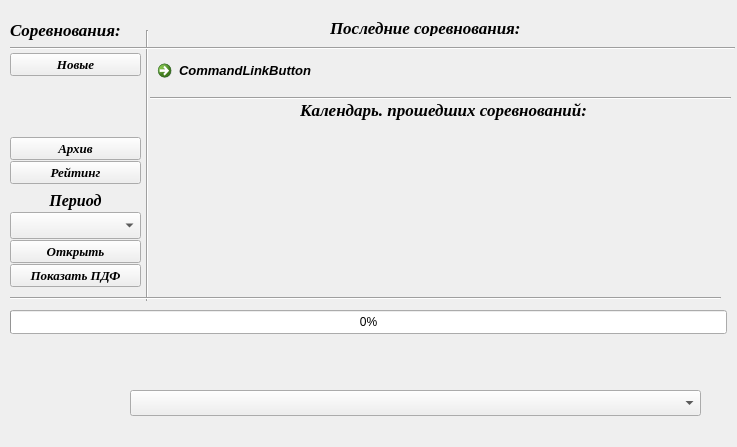
First picture: the form in UI/start_form.ui, repository Kaspar0810/Competitions_TT_team, before the edit.
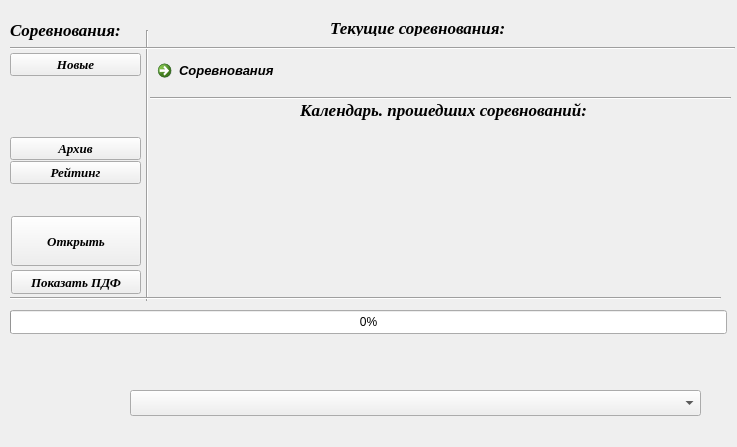
Second picture: the form after the edit.

Diff of the .ui file:
```diff
--- a/UI/start_form.ui
+++ b/UI/start_form.ui
@@ -34,7 +34,7 @@
     </font>
    </property>
    <property name="text">
-    <string>CommandLinkButton</string>
+    <string>Соревнования</string>
    </property>
   </widget>
   <widget class="QComboBox" name="comboBox">
@@ -88,7 +88,7 @@
     </font>
    </property>
    <property name="text">
-    <string>Последние соревнования:</string>
+    <string>Текущие соревнования:</string>
    </property>
   </widget>
   <widget class="QLabel" name="label_2">
@@ -276,93 +276,49 @@
     <enum>Qt::Horizontal</enum>
    </property>
   </widget>
-  <widget class="QWidget" name="layoutWidget">
+  <widget class="QPushButton" name="Button_view_pdf">
    <property name="geometry">
     <rect>
-     <x>10</x>
-     <y>190</y>
-     <width>131</width>
-     <height>97</height>
+     <x>11</x>
+     <y>270</y>
+     <width>130</width>
+     <height>24</height>
     </rect>
    </property>
-   <layout class="QVBoxLayout" name="verticalLayout_2">
-    <property name="spacing">
-     <number>1</number>
-    </property>
-    <item>
-     <widget class="QLabel" name="label_4">
-      <property name="sizePolicy">
-       <sizepolicy hsizetype="MinimumExpanding" vsizetype="Preferred">
-        <horstretch>0</horstretch>
-        <verstretch>0</verstretch>
-       </sizepolicy>
-      </property>
-      <property name="font">
-       <font>
-        <family>Times New Roman</family>
-        <pointsize>12</pointsize>
-        <weight>75</weight>
-        <italic>true</italic>
-        <bold>true</bold>
-       </font>
-      </property>
-      <property name="text">
-       <string>Период</string>
-      </property>
-      <property name="alignment">
-       <set>Qt::AlignCenter</set>
-      </property>
-     </widget>
-    </item>
-    <item>
-     <widget class="QComboBox" name="comboBox_arhive_year">
-      <property name="sizePolicy">
-       <sizepolicy hsizetype="Expanding" vsizetype="Fixed">
-        <horstretch>0</horstretch>
-        <verstretch>0</verstretch>
-       </sizepolicy>
-      </property>
-      <property name="font">
-       <font>
-        <family>Times New Roman</family>
-        <pointsize>12</pointsize>
-       </font>
-      </property>
-     </widget>
-    </item>
-    <item>
-     <widget class="QPushButton" name="Button_open">
-      <property name="font">
-       <font>
-        <family>Times New Roman</family>
-        <pointsize>10</pointsize>
-        <weight>75</weight>
-        <italic>true</italic>
-        <bold>true</bold>
-       </font>
-      </property>
-      <property name="text">
-       <string>Открыть</string>
-      </property>
-     </widget>
-    </item>
-    <item>
-     <widget class="QPushButton" name="Button_view_pdf">
-      <property name="font">
-       <font>
-        <family>Times New Roman</family>
-        <pointsize>10</pointsize>
-        <weight>75</weight>
-        <italic>true</italic>
-        <bold>true</bold>
-       </font>
-      </property>
-      <property name="text">
-       <string>Показать ПДФ</string>
-      </property>
-     </widget>
-    </item>
-   </layout>
+   <property name="font">
+    <font>
+     <family>Times New Roman</family>
+     <pointsize>10</pointsize>
+     <weight>75</weight>
+     <italic>true</italic>
+     <bold>true</bold>
+    </font>
+   </property>
+   <property name="text">
+    <string>Показать ПДФ</string>
+   </property>
+  </widget>
+  <widget class="QPushButton" name="Button_open">
+   <property name="geometry">
+    <rect>
+     <x>11</x>
+     <y>216</y>
+     <width>130</width>
+     <height>50</height>
+    </rect>
+   </property>
+   <property name="font">
+    <font>
+     <family>Times New Roman</family>
+     <pointsize>10</pointsize>
+     <weight>75</weight>
+     <italic>true</italic>
+     <bold>true</bold>
+    </font>
+   </property>
+   <property name="text">
+    <string>Открыть</string>
+   </property>
   </widget>
  </widget>
  <resources/>
```
